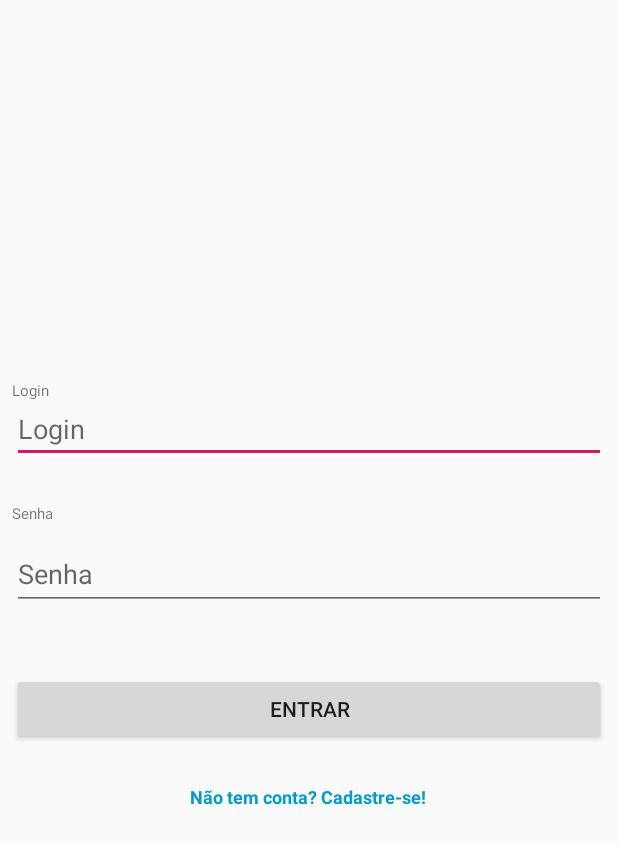
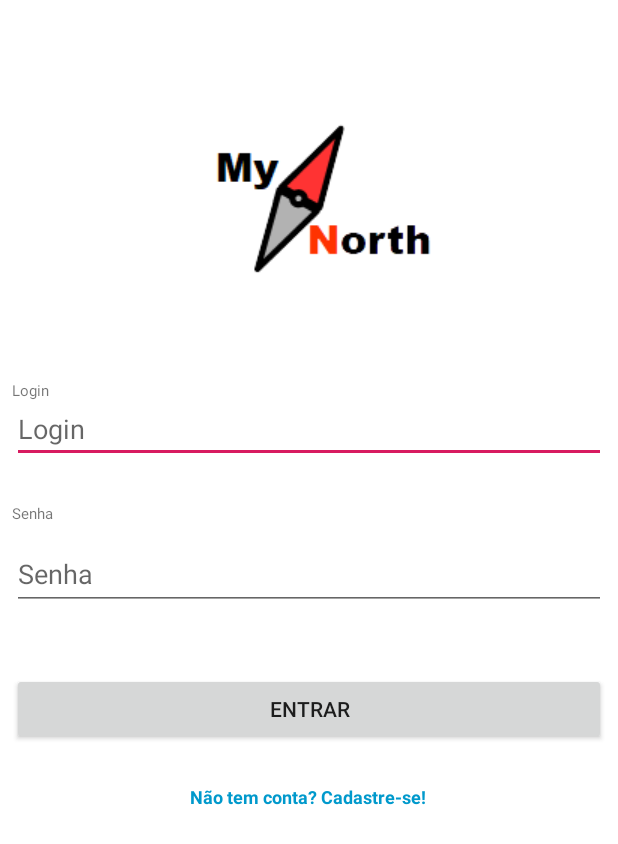
Before and after one commit to foxraf3d/MyNorthApp, an Android app: the screen it shows after launch (LoginActivity), on a phone screen of 412 x 824 dp. Shown: the top 844 px of the screen. Run offline under Robolectric (Android 15) with nearby library versions, the phone set to English and light mode, and no system bars.

Commit message:
alterando logo, icones e cores padrão - 25/03/2019

```diff
--- a/app/src/main/AndroidManifest.xml
+++ b/app/src/main/AndroidManifest.xml
@@ -4,9 +4,9 @@
 
     <application
         android:allowBackup="true"
-        android:icon="@mipmap/ic_launcher"
+        android:icon="@mipmap/ic_mynorthapp"
         android:label="@string/app_name"
-        android:roundIcon="@mipmap/ic_launcher_round"
+        android:roundIcon="@mipmap/ic_mynorthapp"
         android:supportsRtl="true"
         android:theme="@style/AppTheme">
         <activity android:name=".PrincipalActivity"></activity>
--- a/app/src/main/res/layout/activity_login.xml
+++ b/app/src/main/res/layout/activity_login.xml
@@ -4,6 +4,7 @@
     xmlns:tools="http://schemas.android.com/tools"
     android:layout_width="match_parent"
     android:layout_height="match_parent"
+    android:background="#ffffff"
     tools:context=".LoginActivity">
 
     <TextView
@@ -123,4 +124,22 @@
         app:layout_constraintTop_toTopOf="parent"
         app:layout_constraintVertical_bias="0.65" />
 
+    <ImageView
+        android:id="@+id/imageView2"
+        android:layout_width="wrap_content"
+        android:layout_height="wrap_content"
+        android:layout_marginStart="8dp"
+        android:layout_marginLeft="8dp"
+        android:layout_marginTop="8dp"
+        android:layout_marginEnd="8dp"
+        android:layout_marginRight="8dp"
+        android:layout_marginBottom="8dp"
+        app:layout_constraintBottom_toBottomOf="parent"
+        app:layout_constraintEnd_toEndOf="parent"
+        app:layout_constraintHorizontal_bias="0.511"
+        app:layout_constraintStart_toStartOf="parent"
+        app:layout_constraintTop_toTopOf="parent"
+        app:layout_constraintVertical_bias="0.097"
+        app:srcCompat="@drawable/my_north_logo" />
+
 </android.support.constraint.ConstraintLayout>
--- a/app/src/main/res/values/colors.xml
+++ b/app/src/main/res/values/colors.xml
@@ -1,6 +1,6 @@
 <?xml version="1.0" encoding="utf-8"?>
 <resources>
-    <color name="colorPrimary">#008577</color>
-    <color name="colorPrimaryDark">#00574B</color>
+    <color name="colorPrimary">#6A5ACD</color>
+    <color name="colorPrimaryDark">#483D8B	</color>
     <color name="colorAccent">#D81B60</color>
 </resources>
```
Also changed, not shown: app/src/main/res/drawable/my_north_logo.png (added), app/src/main/res/mipmap-hdpi/ic_mynorthapp.png (added), app/src/main/res/mipmap-mdpi/ic_mynorthapp.png (added), app/src/main/res/mipmap-xhdpi/ic_mynorthapp.png (added), app/src/main/res/mipmap-xxhdpi/ic_mynorthapp.png (added), app/src/main/res/mipmap-xxxhdpi/ic_mynorthapp.png (added).
